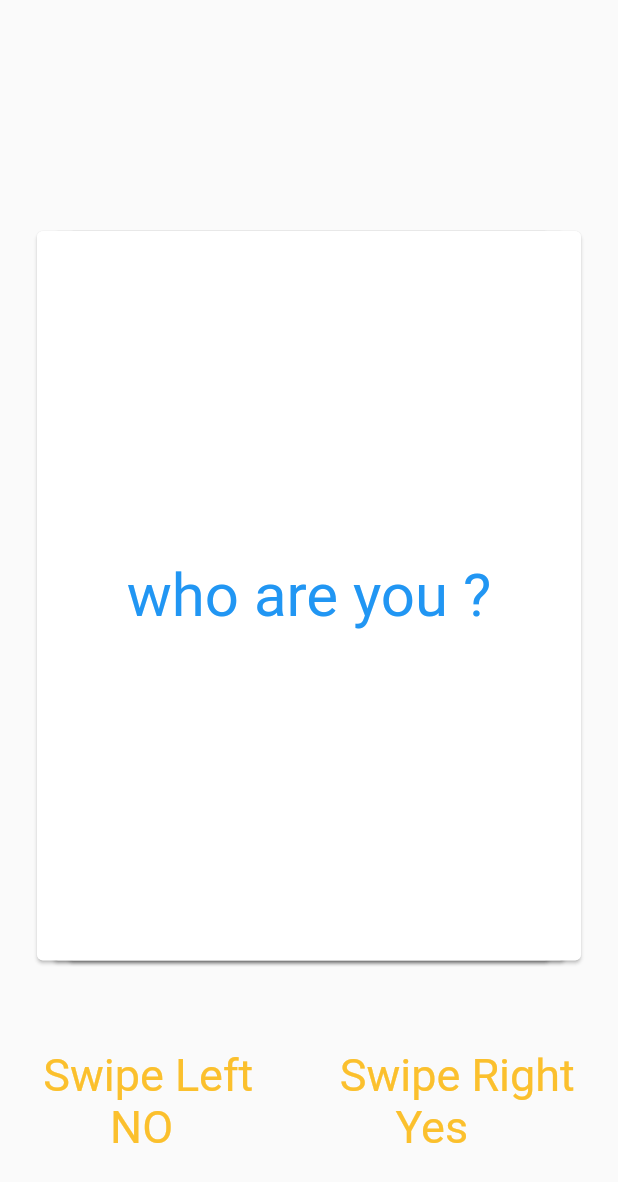
After one commit to HeroHackers/HeroHackers-Repo, a Flutter app: the ExampleHomePage screen opened directly, on a phone screen of 412 x 824 dp. The commit adds this screen. Shown: the top 1182 px of the screen. Run offline on Flutter 3.47's test engine with Material 2 defaults, Android fonts, the phone set to English and light mode, and no system bars; drawn by our look-alikes of flutter_tindercard; our stand-ins replace backdrop, contacts_service, permission_handler, simple_animations.

Commit message:
Add files via upload

```diff
--- /dev/null
+++ b/lib/globals.dart
@@ -0,0 +1,3 @@
+library my_prj.globals;
+
+int score = 0;
--- /dev/null
+++ b/lib/stack.dart
@@ -0,0 +1,134 @@
+import 'package:flutter/material.dart';
+import 'package:flutter_tindercard/flutter_tindercard.dart';
+import 'package:hack/main.dart';
+import 'globals.dart' as globals;
+
+class YourApp extends StatelessWidget {
+  // This widget is the root of your application.
+  @override
+  Widget build(BuildContext context) {
+    return MaterialApp(
+      debugShowCheckedModeBanner: false,
+      title: 'Flutter Demo',
+      theme: ThemeData(
+        primarySwatch: Colors.blue,
+      ),
+      home: ExampleHomePage(),
+    );
+  }
+}
+
+class ExampleHomePage extends StatefulWidget {
+  @override
+  _ExampleHomePageState createState() => _ExampleHomePageState();
+}
+
+class _ExampleHomePageState extends State<ExampleHomePage>
+    with TickerProviderStateMixin {
+  List<Widget> widgets = [
+    Card1("who are you ?"),
+    Card1("how are you ?"),
+    Card1("what are you ?"),
+    Card1("where are you ?"),
+    Card1("why are you ?"),
+  ];
+
+  @override
+  Widget build(BuildContext context) {
+    CardController controller; //Use this to trigger swap.
+
+    return Scaffold(
+      body: Center(
+        child: Column(
+          children: [
+            SizedBox(
+              height: 150,
+            ),
+            Container(
+              height: MediaQuery.of(context).size.height * 0.6,
+              child: TinderSwapCard(
+                swipeUp: true,
+                swipeDown: true,
+                orientation: AmassOrientation.BOTTOM,
+                totalNum: widgets.length,
+                stackNum: 3,
+                swipeEdge: 4.0,
+                maxWidth: MediaQuery.of(context).size.width * 0.9,
+                maxHeight: MediaQuery.of(context).size.height * 0.9,
+                minWidth: MediaQuery.of(context).size.width * 0.8,
+                minHeight: MediaQuery.of(context).size.height * 0.8,
+                cardBuilder: (context, index) => Card(
+                  child: widgets[index],
+                ),
+                cardController: controller = CardController(),
+                swipeUpdateCallback:
+                    (DragUpdateDetails details, Alignment align) {
+                  /// Get swiping card's alignment
+                  ///
+
+                  if (align.x < -10) {
+                    //Card is LEFT swiping
+                    globals.score--;
+
+                    print("left");
+                  } else if (align.x > 10) {
+                    //Card is RIGHT swiping
+                    globals.score++;
+                  }
+                },
+                swipeCompleteCallback:
+                    (CardSwipeOrientation orientation, int index) {
+                  /// Get orientation & index of swiped card!
+                  if (index == widgets.length - 1) {
+                    Navigator.of(context).pop();
+                    Navigator.of(context).push(MaterialPageRoute(
+                        builder: (BuildContext context) => MyHomePage()));
+                  }
+                },
+              ),
+            ),
+            Expanded(
+              child: Row(
+                mainAxisAlignment: MainAxisAlignment.spaceAround,
+                children: [
+                  Text(
+                    "Swipe Left\n      NO",
+                    style: TextStyle(
+                      color: Colors.yellow[700],
+                      fontSize: 30,
+                    ),
+                  ),
+                  Text(
+                    "Swipe Right\n     Yes",
+                    style: TextStyle(
+                      color: Colors.yellow[700],
+                      fontSize: 30,
+                    ),
+                  ),
+                ],
+              ),
+            ),
+          ],
+        ),
+      ),
+    );
+  }
+}
+
+class Card1 extends StatelessWidget {
+  String quest;
+  Card1(this.quest);
+  @override
+  Widget build(BuildContext context) {
+    return Center(
+        child: FittedBox(
+      child: Text(
+        quest,
+        style: TextStyle(
+          fontSize: 40,
+          color: Colors.blue,
+        ),
+      ),
+    ));
+  }
+}
```
Also changed, not shown: lib/contactus.dart (added, +175 -0 lines), lib/main.dart (+19 -160 lines), lib/bar.dart (line endings or trailing spaces), lib/login.dart (line endings or trailing spaces).
